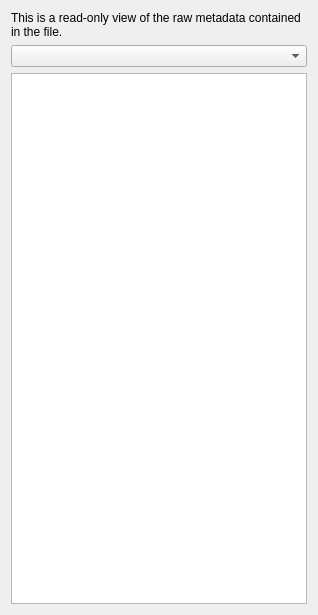
First picture: the form in src/ui/mediametadata.ui, repository sjuvonen/coquillo, before the edit.
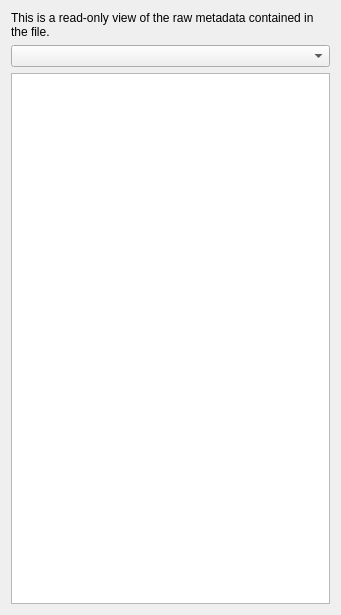
Second picture: the form after the edit.

```diff
--- a/src/ui/mediametadata.ui
+++ b/src/ui/mediametadata.ui
@@ -6,7 +6,7 @@
    <rect>
     <x>0</x>
     <y>0</y>
-    <width>318</width>
+    <width>341</width>
     <height>615</height>
    </rect>
   </property>
```
